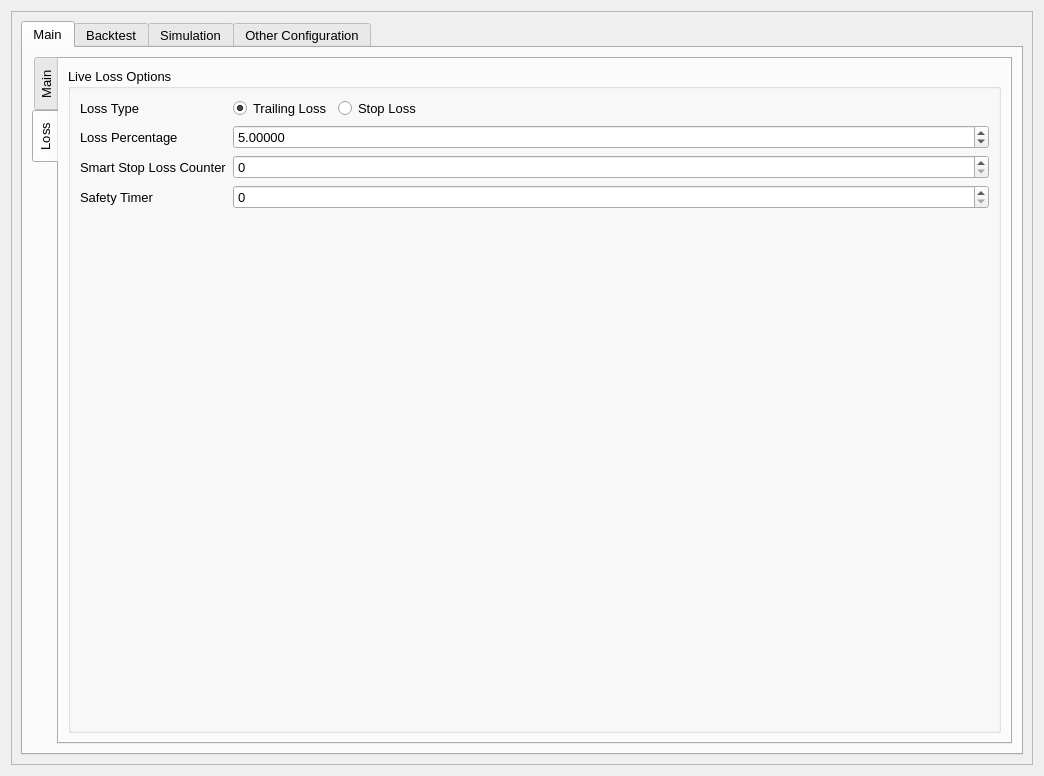
First picture: the form in UI/configuration.ui, repository ZENALC/algobot, before the edit.
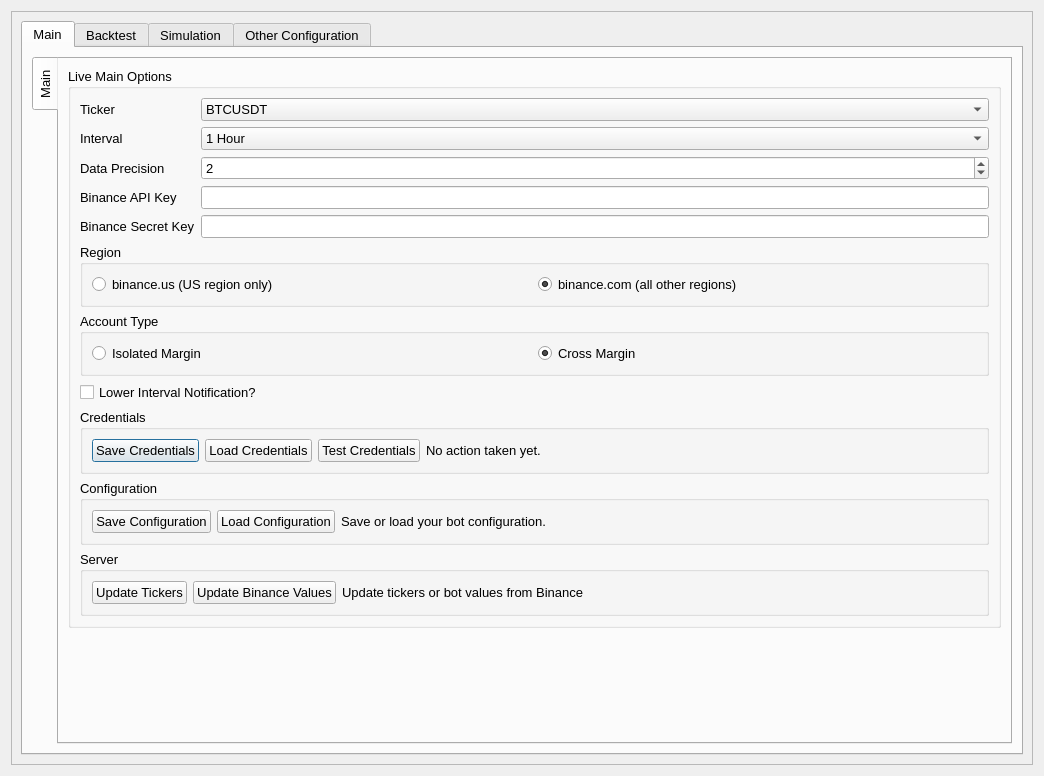
Second picture: the form after the edit. The open tabs and pages were chosen to show the change.

```diff
--- a/UI/configuration.ui
+++ b/UI/configuration.ui
@@ -85,7 +85,7 @@
               <enum>QTabWidget::Rounded</enum>
              </property>
              <property name="currentIndex">
-              <number>1</number>
+              <number>0</number>
              </property>
              <property name="movable">
               <bool>true</bool>
@@ -532,162 +532,6 @@
                </item>
               </layout>
              </widget>
-             <widget class="QWidget" name="mainLossTab">
-              <attribute name="title">
-               <string>Loss</string>
-              </attribute>
-              <layout class="QGridLayout" name="gridLayout_4">
-               <item row="0" column="0">
-                <widget class="QGroupBox" name="lossOptionsGroupBox">
-                 <property name="sizePolicy">
-                  <sizepolicy hsizetype="Preferred" vsizetype="Preferred">
-                   <horstretch>0</horstretch>
-                   <verstretch>0</verstretch>
-                  </sizepolicy>
-                 </property>
-                 <property name="title">
-                  <string>Live Loss Options</string>
-                 </property>
-                 <layout class="QGridLayout" name="gridLayout_10">
-                  <item row="4" column="1">
-                   <spacer name="verticalSpacer_2">
-                    <property name="orientation">
-                     <enum>Qt::Vertical</enum>
-                    </property>
-                    <property name="sizeHint" stdset="0">
-                     <size>
-                      <width>20</width>
-                      <height>40</height>
-                     </size>
-                    </property>
-                   </spacer>
-                  </item>
-                  <item row="1" column="1" colspan="3">
-                   <widget class="QDoubleSpinBox" name="lossPercentageSpinBox">
-                    <property name="sizePolicy">
-                     <sizepolicy hsizetype="Preferred" vsizetype="Fixed">
-                      <horstretch>0</horstretch>
-                      <verstretch>0</verstretch>
-                     </sizepolicy>
-                    </property>
-                    <property name="toolTip">
-                     <string>Loss percentage at which bot exits position</string>
-                    </property>
-                    <property name="decimals">
-                     <number>5</number>
-                    </property>
-                    <property name="value">
-                     <double>5.000000000000000</double>
-                    </property>
-                   </widget>
-                  </item>
-                  <item row="0" column="3">
-                   <spacer name="horizontalSpacer">
-                    <property name="orientation">
-                     <enum>Qt::Horizontal</enum>
-                    </property>
-                    <property name="sizeHint" stdset="0">
-                     <size>
-                      <width>188</width>
-                      <height>20</height>
-                     </size>
-                    </property>
-                   </spacer>
-                  </item>
-                  <item row="0" column="1">
-                   <widget class="QRadioButton" name="trailingLossRadio">
-                    <property name="sizePolicy">
-                     <sizepolicy hsizetype="Fixed" vsizetype="Fixed">
-                      <horstretch>0</horstretch>
-                      <verstretch>0</verstretch>
-                     </sizepolicy>
-                    </property>
-                    <property name="text">
-                     <string>Trailing Loss</string>
-                    </property>
-                    <property name="checked">
-                     <bool>true</bool>
-                    </property>
-                   </widget>
-                  </item>
-                  <item row="0" column="0">
-                   <widget class="QLabel" name="lossTypeLabel">
-                    <property name="sizePolicy">
-                     <sizepolicy hsizetype="Fixed" vsizetype="Preferred">
-                      <horstretch>0</horstretch>
-                      <verstretch>0</verstretch>
-                     </sizepolicy>
-                    </property>
-                    <property name="text">
-                     <string>Loss Type</string>
-                    </property>
-                   </widget>
-                  </item>
-                  <item row="2" column="0">
-                   <widget class="QLabel" name="smartStopLossLabel">
-                    <property name="text">
-                     <string>Smart Stop Loss Counter</string>
-                    </property>
-                   </widget>
-                  </item>
-                  <item row="0" column="2">
-                   <widget class="QRadioButton" name="stopLossRadio">
-                    <property name="sizePolicy">
-                     <sizepolicy hsizetype="Fixed" vsizetype="Fixed">
-                      <horstretch>0</horstretch>
-                      <verstretch>0</verstretch>
-                     </sizepolicy>
-                    </property>
-                    <property name="text">
-                     <string>Stop Loss</string>
-                    </property>
-                   </widget>
-                  </item>
-                  <item row="1" column="0">
-                   <widget class="QLabel" name="lossPercentageLabel">
-                    <property name="sizePolicy">
-                     <sizepolicy hsizetype="Fixed" vsizetype="Preferred">
-                      <horstretch>0</horstretch>
-                      <verstretch>0</verstretch>
-                     </sizepolicy>
-                    </property>
-                    <property name="text">
-                     <string>Loss Percentage</string>
-                    </property>
-                   </widget>
-                  </item>
-                  <item row="2" column="1" colspan="3">
-                   <widget class="QSpinBox" name="smartStopLossSpinBox">
-                    <property name="toolTip">
-                     <string>Smart loss feature. If a stop loss is triggered and a reverse trend is noticed, bot will reenter position.</string>
-                    </property>
-                   </widget>
-                  </item>
-                  <item row="3" column="0">
-                   <widget class="QLabel" name="safetyTimerLabel">
-                    <property name="text">
-                     <string>Safety Timer</string>
-                    </property>
-                   </widget>
-                  </item>
-                  <item row="3" column="1" colspan="3">
-                   <widget class="QSpinBox" name="safetyTimerSpinBox">
-                    <property name="minimum">
-                     <number>0</number>
-                    </property>
-                    <property name="maximum">
-                     <number>150</number>
-                    </property>
-                    <property name="value">
-                     <number>0</number>
-                    </property>
-                   </widget>
-                  </item>
-                 </layout>
-                </widget>
-               </item>
-              </layout>
-             </widget>
             </widget>
            </item>
           </layout>
```
Left out of the diff: 288 changed lines with no effect on the pictures.
